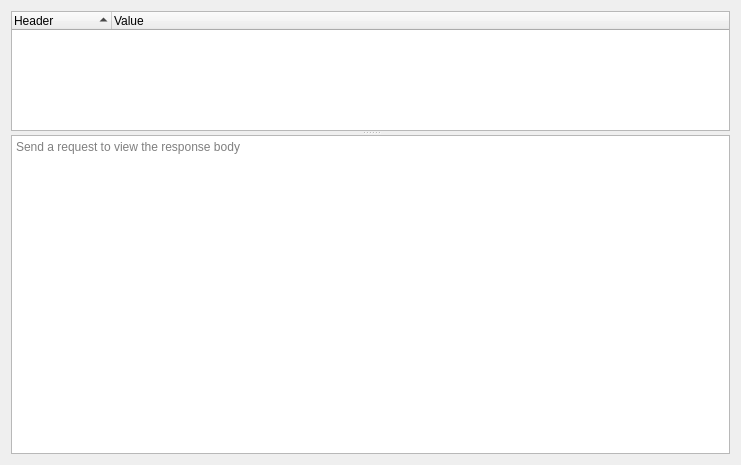
Old version of the form src/presentation/fragments/ResponseFragment/ResponseFragmentView.ui in the repository bartkessels/GetIt.
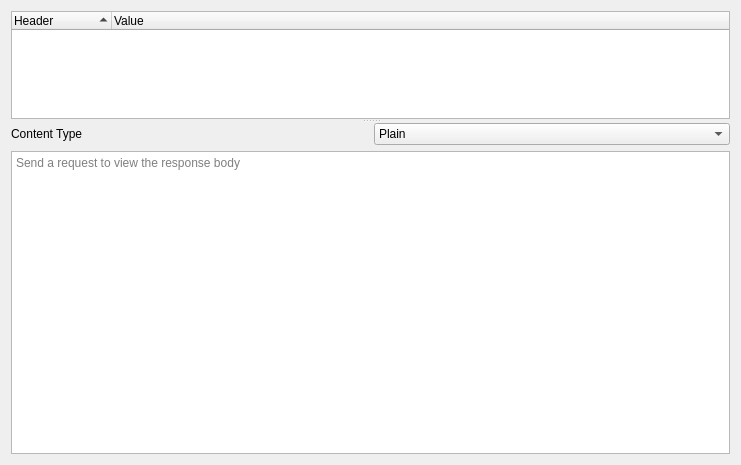
New version of the form.

```diff
--- a/src/presentation/fragments/ResponseFragment/ResponseFragmentView.ui
+++ b/src/presentation/fragments/ResponseFragment/ResponseFragmentView.ui
@@ -52,6 +52,39 @@
        </property>
       </column>
      </widget>
+     <widget class="QWidget" name="">
+      <layout class="QVBoxLayout" name="verticalLayout">
+       <item>
+        <layout class="QHBoxLayout" name="horizontalLayout">
+         <item>
+          <widget class="QLabel" name="label">
+           <property name="text">
+            <string>Content Type</string>
+           </property>
+          </widget>
+         </item>
+         <item>
+          <widget class="QComboBox" name="contentType">
+           <item>
+            <property name="text">
+             <string>Plain</string>
+            </property>
+           </item>
+           <item>
+            <property name="text">
+             <string>JSON</string>
+            </property>
+           </item>
+           <item>
+            <property name="text">
+             <string>XML</string>
+            </property>
+           </item>
+          </widget>
+         </item>
+        </layout>
+       </item>
+       <item>
      <widget class="QTextEdit" name="body">
       <property name="lineWrapMode">
        <enum>QTextEdit::NoWrap</enum>
@@ -62,6 +95,9 @@
       <property name="placeholderText">
        <string>Send a request to view the response body</string>
       </property>
+        </widget>
+       </item>
+      </layout>
      </widget>
     </widget>
    </item>
```
Lines whose indentation alone changed are shown as unchanged.
